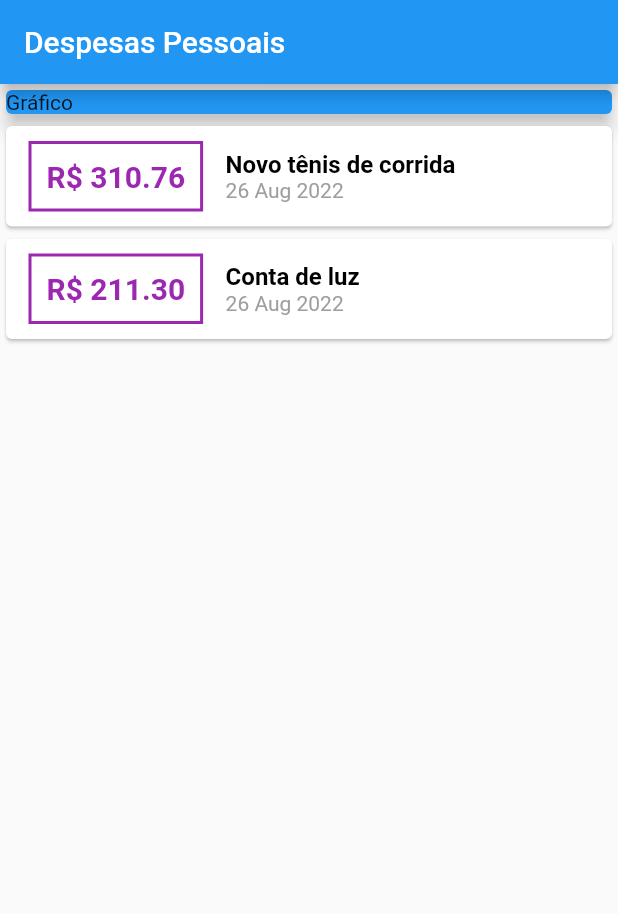
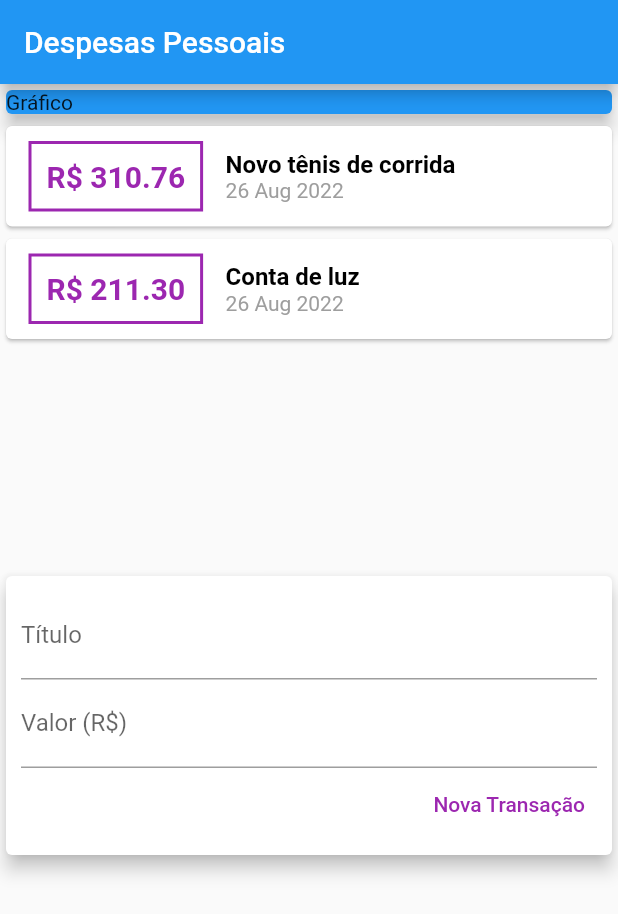
Before and after one commit to nailtonsdelima/expenses-2022, a Flutter app: the screen it shows after launch, on a phone screen of 412 x 824 dp. Shown: the top 914 px of the screen. Run offline on Flutter 3.47's test engine with Material 2 defaults, Android fonts, the phone set to English and light mode, and no system bars.

Commit message:
Divisão do projeto em componentes

```diff
--- /dev/null
+++ b/lib/components/transaction_form.dart
@@ -0,0 +1,57 @@
+import 'package:flutter/material.dart';
+
+class TransactionForm extends StatelessWidget {
+  // TransactionForm({Key? key}) : super(key: key);
+  TransactionForm(this.onSubmit, {Key? key}) : super(key: key);
+
+  final titleController = TextEditingController();
+  final valueController = TextEditingController();
+
+  final void Function(String, double) onSubmit;
+
+  @override
+  Widget build(BuildContext context) {
+    return Card(
+      elevation: 5,
+      child: Padding(
+        padding: const EdgeInsets.all(10),
+        child: Column(
+          children: <Widget>[
+            TextField(
+              controller: titleController,
+              decoration: const InputDecoration(
+                labelText: 'Título',
+              ),
+            ),
+            TextField(
+              controller: valueController,
+              keyboardType:
+                  const TextInputType.numberWithOptions(decimal: true),
+              decoration: const InputDecoration(
+                labelText: 'Valor (R\$)',
+              ),
+            ),
+            Row(
+              mainAxisAlignment: MainAxisAlignment.end,
+              children: [
+                TextButton(
+                  onPressed: () {
+                    final title = titleController.text;
+                    final value = double.tryParse(valueController.text) ?? 0.0;
+                    onSubmit(title, value);
+                  },
+                  child: const Text(
+                    'Nova Transação',
+                    style: TextStyle(
+                      color: Colors.purple,
+                    ),
+                  ),
+                ),
+              ],
+            ),
+          ],
+        ),
+      ),
+    );
+  }
+}
--- /dev/null
+++ b/lib/components/transaction_list.dart
@@ -0,0 +1,66 @@
+import 'package:flutter/material.dart';
+import '../models/transaction.dart';
+import 'package:intl/intl.dart';
+
+class TransactionList extends StatelessWidget {
+  const TransactionList({Key? key, required this.transactions})
+      : super(key: key);
+
+  final List<Transaction> transactions;
+
+  @override
+  Widget build(BuildContext context) {
+    return SizedBox(
+      height: 300,
+      child: ListView.builder(
+        itemCount: transactions.length,
+        itemBuilder: (ctx, index) {
+          final tr = transactions[index];
+          return Card(
+            child: Row(
+              children: <Widget>[
+                // ignore: avoid_unnecessary_containers
+                Container(
+                  margin:
+                      const EdgeInsets.symmetric(horizontal: 15, vertical: 10),
+                  decoration: BoxDecoration(
+                      border: Border.all(color: Colors.purple, width: 2)),
+                  padding: const EdgeInsets.all(10),
+                  child: Text(
+                    // tr.value.toString(),
+                    'R\$ ${tr.value.toStringAsFixed(2)}',
+                    style: const TextStyle(
+                      fontWeight: FontWeight.bold,
+                      fontSize: 20,
+                      color: Colors.purple,
+                    ),
+                  ),
+                ),
+                Column(
+                  crossAxisAlignment: CrossAxisAlignment.start,
+                  children: <Widget>[
+                    Text(
+                      tr.title,
+                      style: const TextStyle(
+                        fontWeight: FontWeight.bold,
+                        fontSize: 16,
+                        color: Colors.black,
+                      ),
+                    ),
+                    Text(
+                      // tr.date.toString(),
+                      DateFormat('d MMM y').format(tr.date),
+                      style: const TextStyle(
+                        color: Colors.grey,
+                      ),
+                    ),
+                  ],
+                )
+              ],
+            ),
+          );
+        },
+      ),
+    );
+  }
+}
--- /dev/null
+++ b/lib/components/transaction_user.dart
@@ -0,0 +1,53 @@
+import 'dart:math';
+
+import 'package:flutter/material.dart';
+import '../models/transaction.dart';
+import './transaction_list.dart';
+import './transaction_form.dart';
+
+class TransactionUser extends StatefulWidget {
+  const TransactionUser({Key? key}) : super(key: key);
+
+  @override
+  _TransactionUserState createState() => _TransactionUserState();
+}
+
+class _TransactionUserState extends State<TransactionUser> {
+  final _transactions = [
+    Transaction(
+      id: 't1',
+      title: 'Novo tênis de corrida',
+      value: 310.76,
+      date: DateTime.now(),
+    ),
+    Transaction(
+      id: 't2',
+      title: 'Conta de luz',
+      value: 211.30,
+      date: DateTime.now(),
+    ),
+  ];
+
+  _addTransaction(String title, double value) {
+    final newTransaction = Transaction(
+      id: Random().nextDouble().toString(),
+      title: title,
+      value: value,
+      date: DateTime.now(),
+    );
+
+    setState(() {
+      _transactions.add(newTransaction);
+    });
+  }
+
+  @override
+  Widget build(BuildContext context) {
+    return Column(
+      children: <Widget>[
+        TransactionList(transactions: _transactions),
+        TransactionForm(_addTransaction),
+      ],
+    );
+  }
+}
--- a/lib/main.dart
+++ b/lib/main.dart
@@ -1,6 +1,7 @@
-import './models/transaction.dart';
+import 'package:expenses/components/transaction_form.dart';
+import 'package:expenses/components/transaction_list.dart';
+import 'package:expenses/components/transaction_user.dart';
 import 'package:flutter/material.dart';
-import 'package:intl/intl.dart';
 
 main() => runApp(const ExpensesApp());
 
@@ -16,32 +17,14 @@ class ExpensesApp extends StatelessWidget {
 class MyHomePage extends StatelessWidget {
   MyHomePage({Key? key}) : super(key: key);
 
-  final _transactions = [
-    Transaction(
-      id: 't1',
-      title: 'Novo tênis de corrida',
-      value: 310.76,
-      date: DateTime.now(),
-    ),
-    Transaction(
-      id: 't2',
-      title: 'Conta de luz',
-      value: 211.30,
-      date: DateTime.now(),
-    ),
-  ];
-
   @override
   Widget build(BuildContext context) {
     return Scaffold(
       appBar: AppBar(
         title: const Text('Despesas Pessoais'),
       ),
-      // body: const Center(
-      //   child: Text('Versão Inicial'),
-      // ),
-      body: Column(
-        // mainAxisAlignment: MainAxisAlignment.center,
+      body: SingleChildScrollView(
+        child: Column(
           crossAxisAlignment: CrossAxisAlignment.stretch,
           children: <Widget>[
             // ignore: sized_box_for_whitespace
@@ -56,57 +39,9 @@ class MyHomePage extends StatelessWidget {
                 ),
               ),
             ),
-          // const Card(
-          //   child: Text('Lista de Transações'),
-          // )
-          Column(
-            children: _transactions.map((tr) {
-              return Card(
-                child: Row(
-                  children: <Widget>[
-                    // ignore: avoid_unnecessary_containers
-                    Container(
-                      margin: const EdgeInsets.symmetric(
-                          horizontal: 15, vertical: 10),
-                      decoration: BoxDecoration(
-                          border: Border.all(color: Colors.purple, width: 2)),
-                      padding: const EdgeInsets.all(10),
-                      child: Text(
-                        // tr.value.toString(),
-                        'R\$ ${tr.value.toStringAsFixed(2)}',
-                        style: const TextStyle(
-                          fontWeight: FontWeight.bold,
-                          fontSize: 20,
-                          color: Colors.purple,
-                        ),
-                      ),
-                    ),
-                    Column(
-                      crossAxisAlignment: CrossAxisAlignment.start,
-                      children: <Widget>[
-                        Text(
-                          tr.title,
-                          style: const TextStyle(
-                            fontWeight: FontWeight.bold,
-                            fontSize: 16,
-                            color: Colors.black,
-                          ),
-                        ),
-                        Text(
-                          // tr.date.toString(),
-                          DateFormat('d MMM y').format(tr.date),
-                          style: const TextStyle(
-                            color: Colors.grey,
-                          ),
-                        ),
-                      ],
-                    )
+            const TransactionUser(),
           ],
         ),
-              );
-            }).toList(),
-          )
-        ],
       ),
     );
   }
--- a/pubspec.yaml
+++ b/pubspec.yaml
@@ -18,7 +18,7 @@ publish_to: 'none' # Remove this line if you wish to publish to pub.dev
 version: 1.0.0+1
 
 environment:
-  sdk: ">=2.17.5 <3.0.0"
+  sdk: ">=2.17.0 <3.0.0"
 
 # Dependencies specify other packages that your package needs in order to work.
 # To automatically upgrade your package dependencies to the latest versions
```
Also changed, not shown: pubspec.lock. Lines whose indentation alone changed are shown as unchanged.
